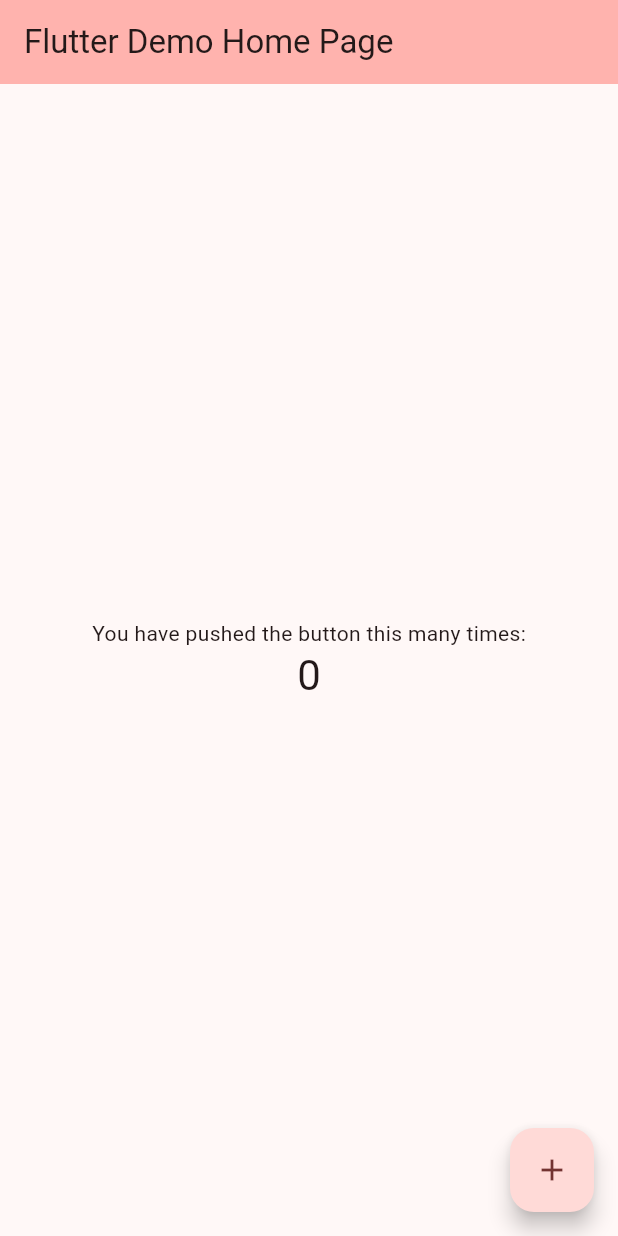
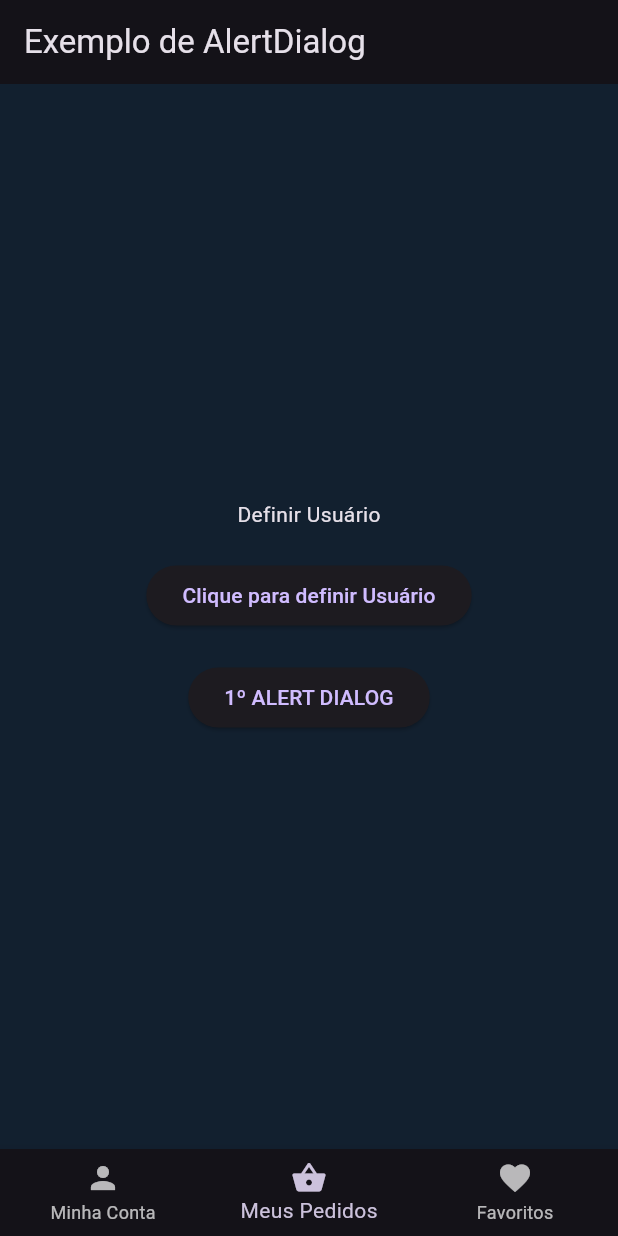
Before and after one commit to IsaBass/testegit_flutter, a Flutter app: the screen it shows after launch, on a phone screen of 412 x 824 dp. Run offline on Flutter 3.47's test engine with Material 3 defaults, Android fonts, the phone set to English and light mode, and no system bars.

Commit message:
disciplina Flutter Widgets Especializados

```diff
--- a/lib/main.dart
+++ b/lib/main.dart
@@ -1,126 +1,108 @@
 import 'package:flutter/material.dart';
 
+const Color darkBlue = Color.fromARGB(255, 18, 32, 47);
+
 void main() {
-  runApp(const MyApp());
+  runApp(
+    MaterialApp(
+      title: 'App Pós IMES',
+      home: const SafeArea(
+        child: MinhaHomeBottonBar(),
+      ),
+      theme: ThemeData.dark().copyWith(scaffoldBackgroundColor: darkBlue),
+      debugShowCheckedModeBanner: false,
+    ),
+  );
 }
 
-class MyApp extends StatelessWidget {
-  const MyApp({super.key});
+class MinhaHomeBottonBar extends StatefulWidget {
+  const MinhaHomeBottonBar({super.key});
 
-  // This widget is the root of your application.
   @override
-  Widget build(BuildContext context) {
-    return MaterialApp(
-      title: 'Flutter Demo',
-      debugShowCheckedModeBanner: false,
-      theme: ThemeData(
-        // This is the theme of your application.
-        //
-        // TRY THIS: Try running your application with "flutter run". You'll see
-        // the application has a purple toolbar. Then, without quitting the app,
-        // try changing the seedColor in the colorScheme below to Colors.green
-        // and then invoke "hot reload" (save your changes or press the "hot
-        // reload" button in a Flutter-supported IDE, or press "r" if you used
-        // the command line to start the app).
-        //
-        // Notice that the counter didn't reset back to zero; the application
-        // state is not lost during the reload. To reset the state, use hot
-        // restart instead.
-        //
-        // This works for code too, not just values: Most code changes can be
-        // tested with just a hot reload.
-        colorScheme: ColorScheme.fromSeed(seedColor: Colors.redAccent),
-        useMaterial3: true,
-      ),
-      home: const MyHomePage(title: 'Flutter Demo Home Page'),
-    );
-  }
+  State<MinhaHomeBottonBar> createState() => _MinhaHomeBottonBarState();
 }
 
-class MyHomePage extends StatefulWidget {
-  const MyHomePage({super.key, required this.title});
-
-  // This widget is the home page of your application. It is stateful, meaning
-  // that it has a State object (defined below) that contains fields that affect
-  // how it looks.
-
-  // This class is the configuration for the state. It holds the values (in this
-  // case the title) provided by the parent (in this case the App widget) and
-  // used by the build method of the State. Fields in a Widget subclass are
-  // always marked "final".
-
-  final String title;
-
-  @override
-  State<MyHomePage> createState() => _MyHomePageState();
-}
-
-class _MyHomePageState extends State<MyHomePage> {
-  int _counter = 0;
-
-  void _incrementCounter() {
-    setState(() {
-      // This call to setState tells the Flutter framework that something has
-      // changed in this State, which causes it to rerun the build method below
-      // so that the display can reflect the updated values. If we changed
-      // _counter without calling setState(), then the build method would not be
-      // called again, and so nothing would appear to happen.
-      _counter++;
-    });
-  }
+class _MinhaHomeBottonBarState extends State<MinhaHomeBottonBar> {
+  TextEditingController _controller = TextEditingController();
+  String inputString = "Definir Usuário";
 
   @override
   Widget build(BuildContext context) {
-    // This method is rerun every time setState is called, for instance as done
-    // by the _incrementCounter method above.
-    //
-    // The Flutter framework has been optimized to make rerunning build methods
-    // fast, so that you can just rebuild anything that needs updating rather
-    // than having to individually change instances of widgets.
     return Scaffold(
       appBar: AppBar(
-        // TRY THIS: Try changing the color here to a specific color (to
-        // Colors.amber, perhaps?) and trigger a hot reload to see the AppBar
-        // change color while the other colors stay the same.
-        backgroundColor: Theme.of(context).colorScheme.inversePrimary,
-        // Here we take the value from the MyHomePage object that was created by
-        // the App.build method, and use it to set our appbar title.
-        title: Text(widget.title),
+        title: const Text("Exemplo de AlertDialog"),
+      ),
+      bottomNavigationBar: BottomNavigationBar(
+        currentIndex: 1,
+        items: const [
+          BottomNavigationBarItem(
+              icon: Icon(Icons.person), label: "Minha Conta"),
+          BottomNavigationBarItem(
+              icon: Icon(Icons.shopping_basket), label: "Meus Pedidos"),
+          BottomNavigationBarItem(
+              icon: Icon(Icons.favorite), label: "Favoritos"),
+        ],
       ),
       body: Center(
-        // Center is a layout widget. It takes a single child and positions it
-        // in the middle of the parent.
         child: Column(
-          // Column is also a layout widget. It takes a list of children and
-          // arranges them vertically. By default, it sizes itself to fit its
-          // children horizontally, and tries to be as tall as its parent.
-          //
-          // Column has various properties to control how it sizes itself and
-          // how it positions its children. Here we use mainAxisAlignment to
-          // center the children vertically; the main axis here is the vertical
-          // axis because Columns are vertical (the cross axis would be
-          // horizontal).
-          //
-          // TRY THIS: Invoke "debug painting" (choose the "Toggle Debug Paint"
-          // action in the IDE, or press "p" in the console), to see the
-          // wireframe for each widget.
           mainAxisAlignment: MainAxisAlignment.center,
-          children: <Widget>[
-            const Text(
-              'You have pushed the button this many times:',
+          children: [
+            Text(inputString),
+            Container(height: 20),
+            ElevatedButton(
+              child: Text("Clique para definir Usuário"),
+              onPressed: () {
+                showDialog(
+                  context: context,
+                  builder: (BuildContext context) {
+                    return AlertDialog(
+                      title: Text("Digite o nome do usuário"),
+                      content: TextFormField(controller: _controller),
+                      actions: <Widget>[
+                        TextButton(
+                          child: Text("OK"),
+                          onPressed: () {
+                            Navigator.pop(context, _controller.text);
+                          },
+                        )
+                      ],
+                    );
+                  },
+                ).then((val) {
+                  setState(() {
+                    inputString = val;
+                  });
+                });
+              },
             ),
-            Text(
-              '$_counter',
-              style: Theme.of(context).textTheme.headlineMedium,
+            Container(height: 20),
+            // BOTAO 1º ALERT DIALOG
+            ElevatedButton(
+              child: const Text("1º ALERT DIALOG"),
+              onPressed: () {
+                showDialog(
+                  context: context,
+                  builder: (BuildContext context) {
+                    return AlertDialog(
+                      title: const Text("Parabéns"),
+                      content: const Text(
+                          "Você criou a sua primeira caixa de diálogo usando o AlertDialog."),
+                      actions: <Widget>[
+                        TextButton(
+                          child: const Text("Fechar"),
+                          onPressed: () {
+                            Navigator.of(context).pop();
+                          },
+                        ),
+                      ],
+                    );
+                  },
+                );
+              },
             ),
           ],
         ),
       ),
-      floatingActionButton: FloatingActionButton(
-        onPressed: _incrementCounter,
-        tooltip: 'Increment',
-        child: const Icon(Icons.add),
-      ), // This trailing comma makes auto-formatting nicer for build methods.
     );
   }
 }
```
Also changed, not shown: lib/minha_home_drawer.dart (added, +178 -0 lines).
